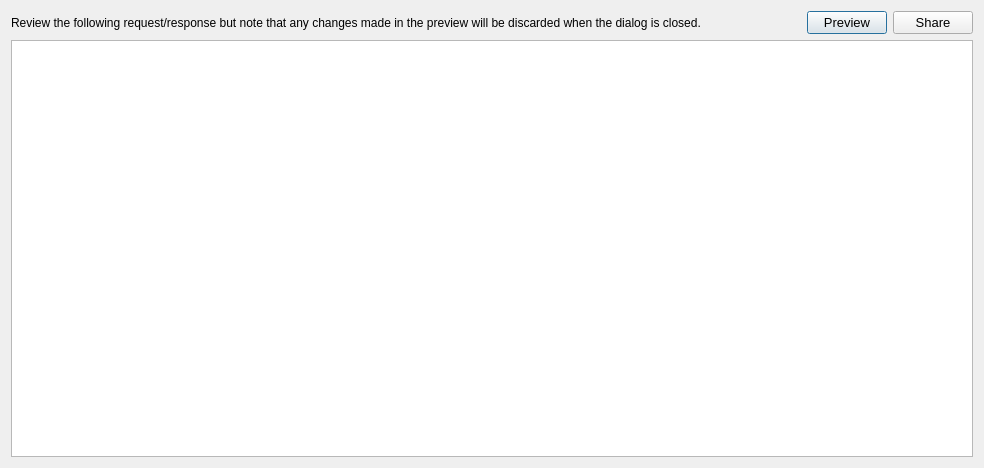
namuan/http-rider, file resources/ui/share_preview_dialog.ui: the form before one commit.
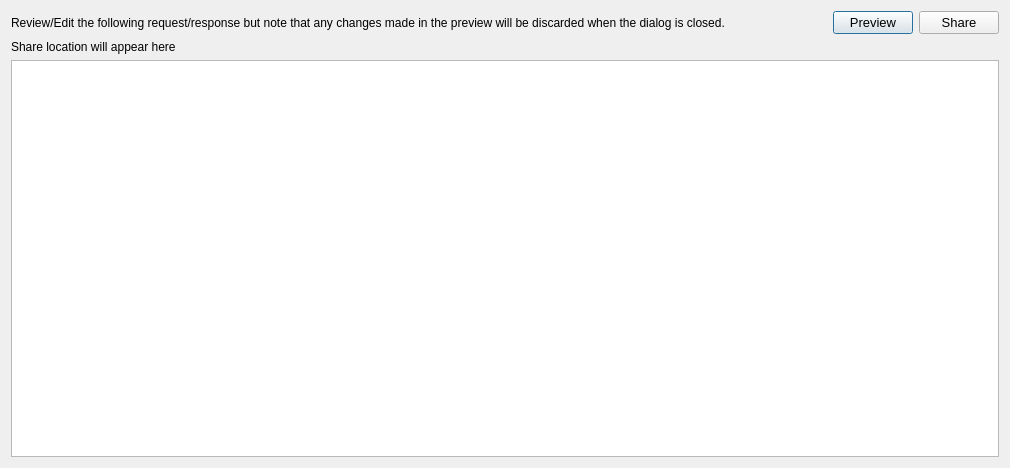
The form after the commit.

The edit to the form file:
```diff
--- a/resources/ui/share_preview_dialog.ui
+++ b/resources/ui/share_preview_dialog.ui
@@ -9,7 +9,7 @@
    <rect>
     <x>0</x>
     <y>0</y>
-    <width>984</width>
+    <width>1010</width>
     <height>468</height>
    </rect>
   </property>
@@ -25,7 +25,7 @@
      <item>
       <widget class="QLabel" name="label">
        <property name="text">
-        <string>Review the following request/response but note that any changes made in the preview will be discarded when the dialog is closed.</string>
+        <string>Review/Edit the following request/response but note that any changes made in the preview will be discarded when the dialog is closed.</string>
        </property>
       </widget>
      </item>
@@ -68,6 +68,19 @@
      </item>
     </layout>
    </item>
+   <item>
+    <widget class="QLabel" name="lbl_share_location">
+     <property name="text">
+      <string>Share location will appear here</string>
+     </property>
+     <property name="textFormat">
+      <enum>Qt::RichText</enum>
+     </property>
+     <property name="openExternalLinks">
+      <bool>true</bool>
+     </property>
+    </widget>
+   </item>
    <item>
     <widget class="QTextEdit" name="txt_preview_share"/>
    </item>
```
Left out of the diff: 2 changed lines with no effect on the pictures.
